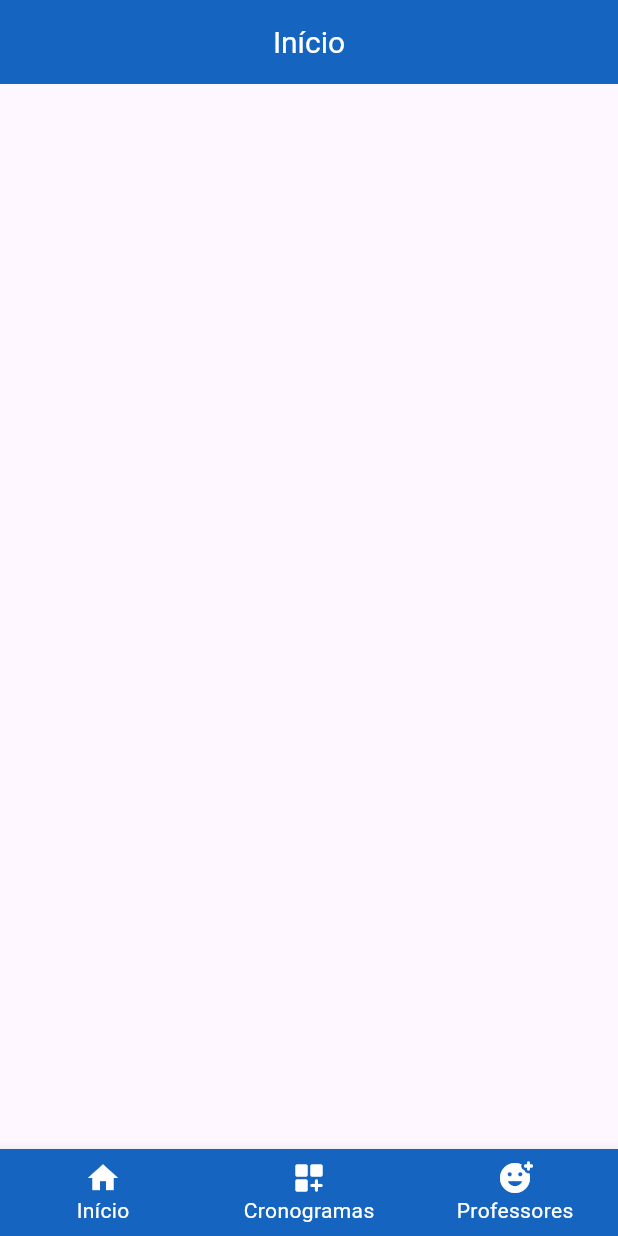
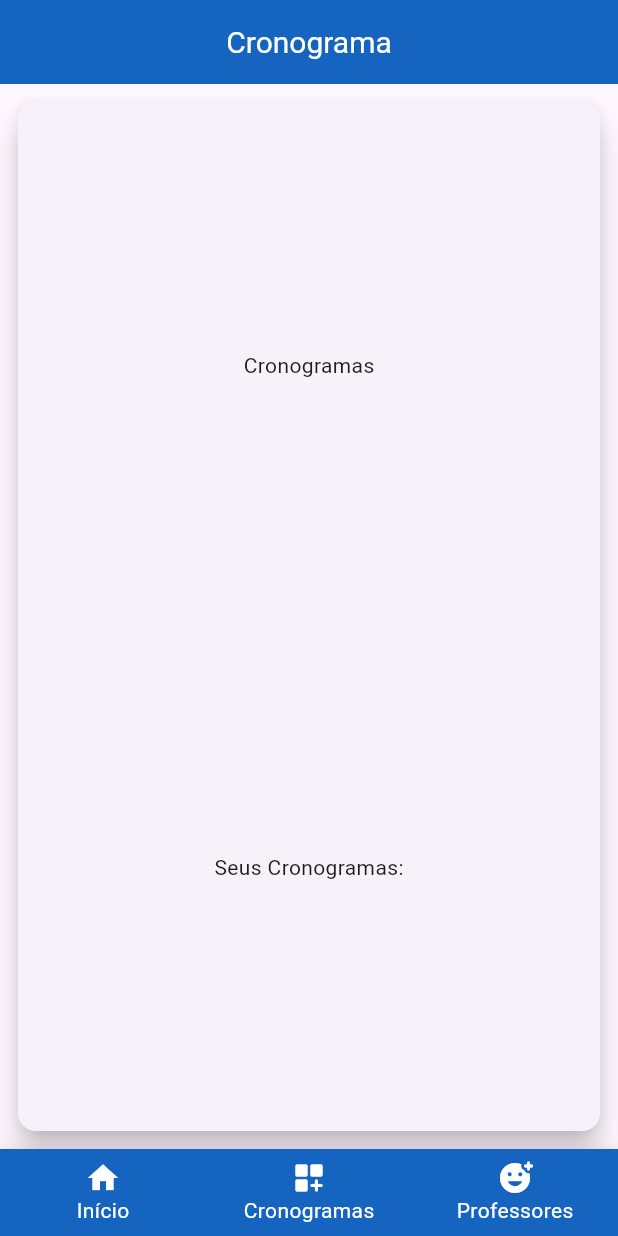
Before and after one commit to Leonardo-Benedetti-Antunes/Cronograma_Flutter, a Flutter app: the screen it shows after launch, item 2 of the bottom bar chosen, on a phone screen of 412 x 824 dp. Run offline on Flutter 3.47's test engine with Material 3 defaults, Android fonts, the light colour scheme and no system bars.

Commit message:
Feat: tela de cronogramas

```diff
--- a/lib/presentation/screens/home_screen.dart
+++ b/lib/presentation/screens/home_screen.dart
@@ -4,14 +4,13 @@ import 'package:flutter/material.dart';
 import 'package:provider/provider.dart';
 import 'schedule_screen.dart';
 import 'teacher_screen.dart';
-import 'home_screen.dart';
 
 class HomeScreen extends StatelessWidget {
   @override
   Widget build(BuildContext context) {
     return Scaffold(
       appBar: AppBar(
-        title: const Text('Início'),
+        title: const Text('Cronograma'),
         titleTextStyle: const TextStyle(
           color: Colors.white,
           fontSize: 20,
--- a/lib/presentation/screens/schedule_screen.dart
+++ b/lib/presentation/screens/schedule_screen.dart
@@ -3,7 +3,33 @@ import 'package:flutter/material.dart';
 class ScheduleScreen extends StatelessWidget {
   @override
   Widget build(BuildContext context) {
-    return Scaffold(
+    return const Scaffold(
+      body: Padding(
+        padding: EdgeInsets.all(8.0),
+        child: Expanded(
+          child: Card(
+            elevation: 8.0,
+            child: Padding(
+              padding: EdgeInsets.all(8.0),
+              child: Column(
+                mainAxisAlignment: MainAxisAlignment.spaceAround,
+                children: [
+                  Row(
+                    mainAxisAlignment: MainAxisAlignment.center,
+                    children: [
+                      Text("Cronogramas"),
+                    ],
+                  ),
+                  Row(
+                    mainAxisAlignment: MainAxisAlignment.center,
+                    children: [Text('Seus Cronogramas:')],
+                  ),
+                ],
+              ),
+            ),
+          ),
+        ),
+      ),
     );
   }
 }
```
